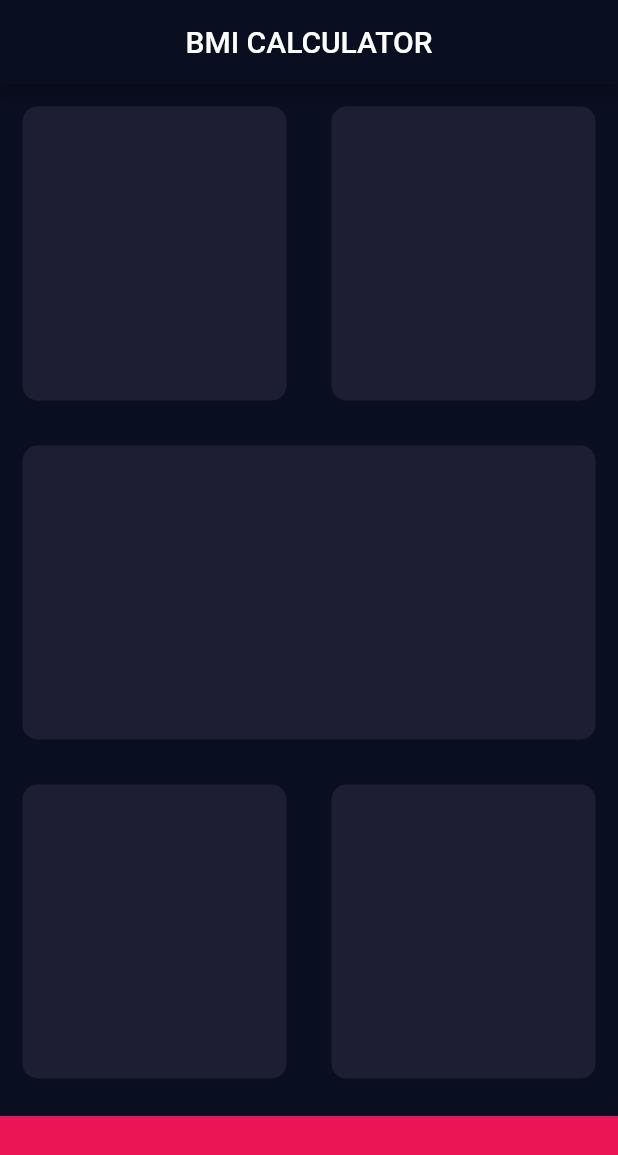
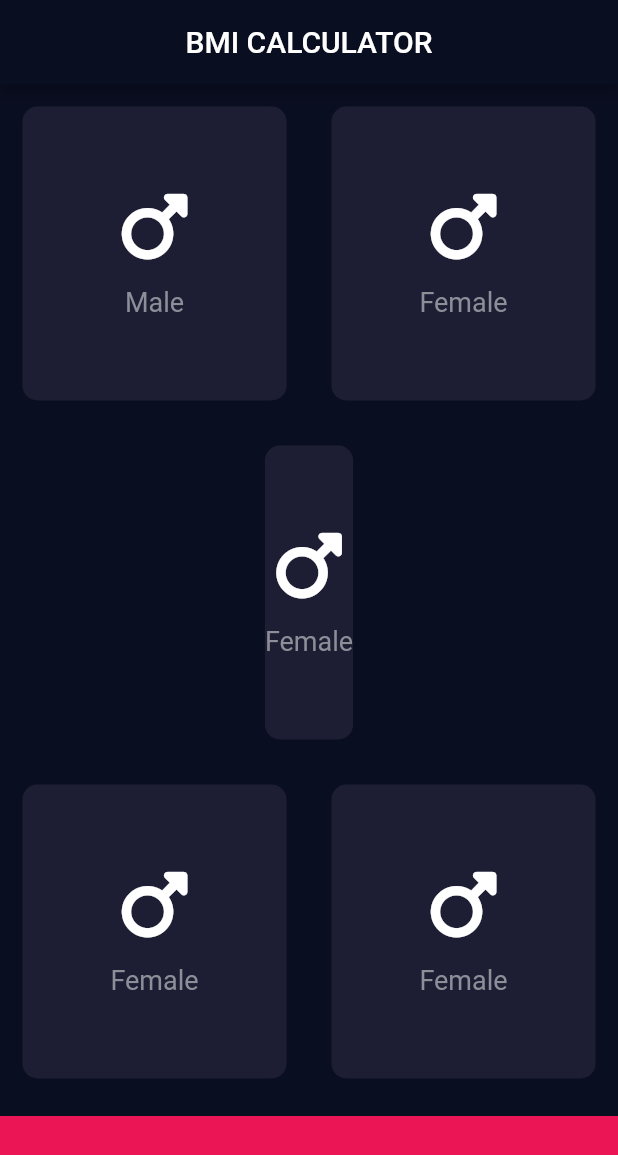
Before and after one commit to Okashe/bmi_calculator, a Flutter app: the screen it shows after launch, on a phone screen of 412 x 824 dp. Shown: the top 1155 px of the screen. Run offline on Flutter 3.47's test engine with Material 2 defaults, Android fonts, the phone set to English and light mode, and no system bars; our stand-ins replace font_awesome_flutter.

Commit message:
Icon content refactored using reusable_card_content

```diff
--- a/lib/input_page.dart
+++ b/lib/input_page.dart
@@ -1,5 +1,7 @@
 import 'package:flutter/material.dart';
 import 'reusable_card.dart';
+import 'package:font_awesome_flutter/font_awesome_flutter.dart';
+import 'reusable_card_content.dart';
 
 const bottomContainerHeight = 80.0;
 const cardColor = Color(0xff1d1e33);
@@ -27,25 +29,55 @@ class _InputPageState extends State<InputPage> {
             child: Row(
               children: const <Widget>[
                 Expanded(
-                    child: ReusableCard(colour: cardColor),
+                  child: ReusableCard(
+                    colour: cardColor,
+                    cardChild: ReusableCardContent(
+                      cardIcon: FontAwesomeIcons.mars,
+                      label: 'Male',
+                    ),
+                  ),
                 ),
                 Expanded(
-                    child: ReusableCard(colour: cardColor),
+                  child: ReusableCard(
+                    colour: cardColor,
+                    cardChild: ReusableCardContent(
+                      cardIcon: FontAwesomeIcons.mars,
+                      label: 'Female',
                     ),
+                  ),
+                )
               ],
             ),
           ),
           const Expanded(
-              child: ReusableCard(colour: cardColor),
+            child: ReusableCard(
+              colour: cardColor,
+              cardChild: ReusableCardContent(
+                cardIcon: FontAwesomeIcons.mars,
+                label: 'Female',
+              ),
+            ),
           ),
           Expanded(
             child: Row(
               children: const <Widget>[
                 Expanded(
-                    child: ReusableCard(colour: cardColor),
+                  child: ReusableCard(
+                    colour: cardColor,
+                    cardChild: ReusableCardContent(
+                      cardIcon: FontAwesomeIcons.mars,
+                      label: 'Female',
+                    ),
+                  ),
                 ),
                 Expanded(
-                    child: ReusableCard(colour: cardColor),
+                  child: ReusableCard(
+                    colour: cardColor,
+                    cardChild: ReusableCardContent(
+                      cardIcon: FontAwesomeIcons.mars,
+                      label: 'Female',
+                    ),
+                  ),
                 ),
               ],
             ),
@@ -55,8 +87,9 @@ class _InputPageState extends State<InputPage> {
             color: bottomContainerColor,
             width: double.infinity,
             height: bottomContainerHeight,
-            )
+          ),
         ],
-        ));
+      ),
+    );
   }
 }
--- a/lib/reusable_card.dart
+++ b/lib/reusable_card.dart
@@ -1,9 +1,11 @@
 import 'package:flutter/material.dart';
 
 class ReusableCard extends StatelessWidget {
+  const ReusableCard(
+      {super.key, required this.colour, required this.cardChild});
+
   final Color colour;
-
-  const ReusableCard({super.key, required this.colour});
+  final Widget cardChild;
 
   @override
   Widget build(BuildContext context) {
@@ -13,6 +15,7 @@ class ReusableCard extends StatelessWidget {
         color: colour,
         borderRadius: BorderRadius.circular(10.0),
       ),
+      child: cardChild,
     );
   }
 }
--- /dev/null
+++ b/lib/reusable_card_content.dart
@@ -0,0 +1,32 @@
+import 'package:flutter/material.dart';
+//import 'package:font_awesome_flutter/font_awesome_flutter.dart';
+
+class ReusableCardContent extends StatelessWidget {
+  const ReusableCardContent(
+      {super.key, required this.cardIcon, required this.label});
+
+  final IconData cardIcon;
+  final String label;
+
+  @override
+  Widget build(BuildContext context) {
+    return Column(
+        mainAxisAlignment: MainAxisAlignment.center,
+        children: <Widget>[
+          Icon(
+            cardIcon,
+            size: 50.0,
+          ),
+          const SizedBox(
+            height: 15.0,
+          ),
+          Text(
+            label,
+            style: const TextStyle(
+              fontSize: 18.0,
+              color: Color(0xff8d8e98),
+            ),
+          ),
+        ]);
+  }
+}
```
Also changed, not shown: pubspec.yaml (+3 -7 lines), pubspec.lock. Lines whose indentation alone changed are shown as unchanged.
